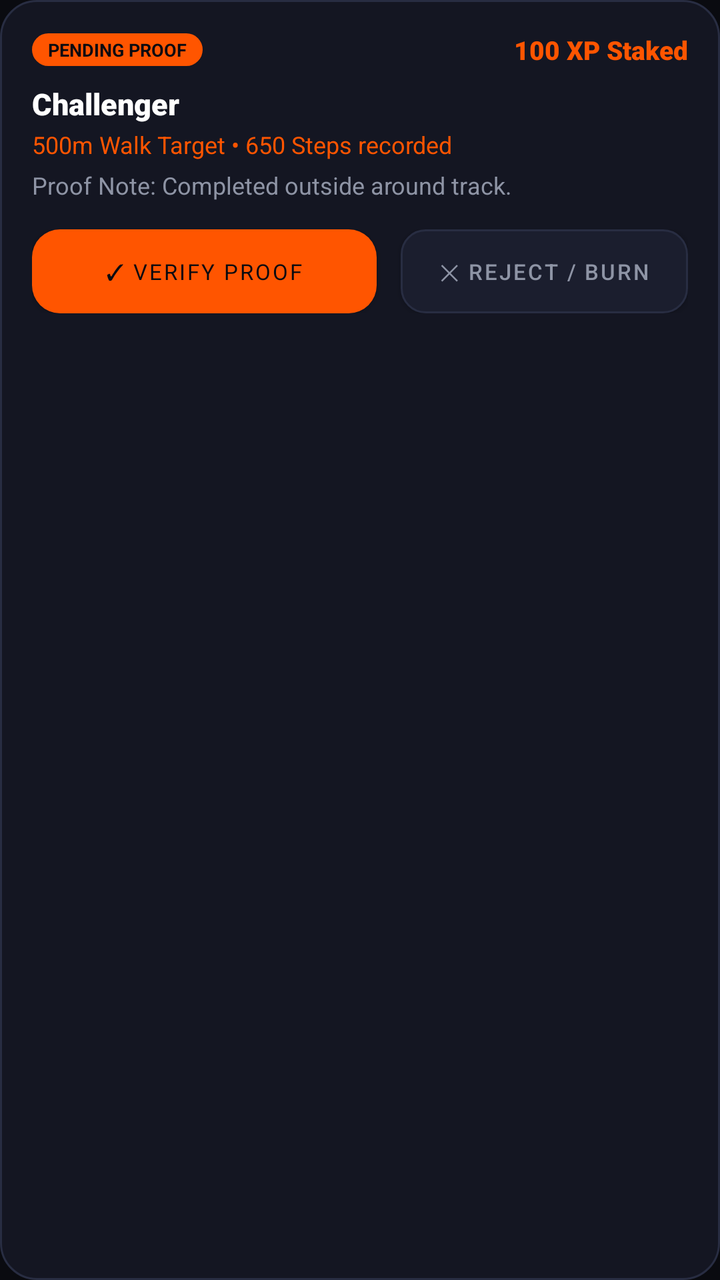
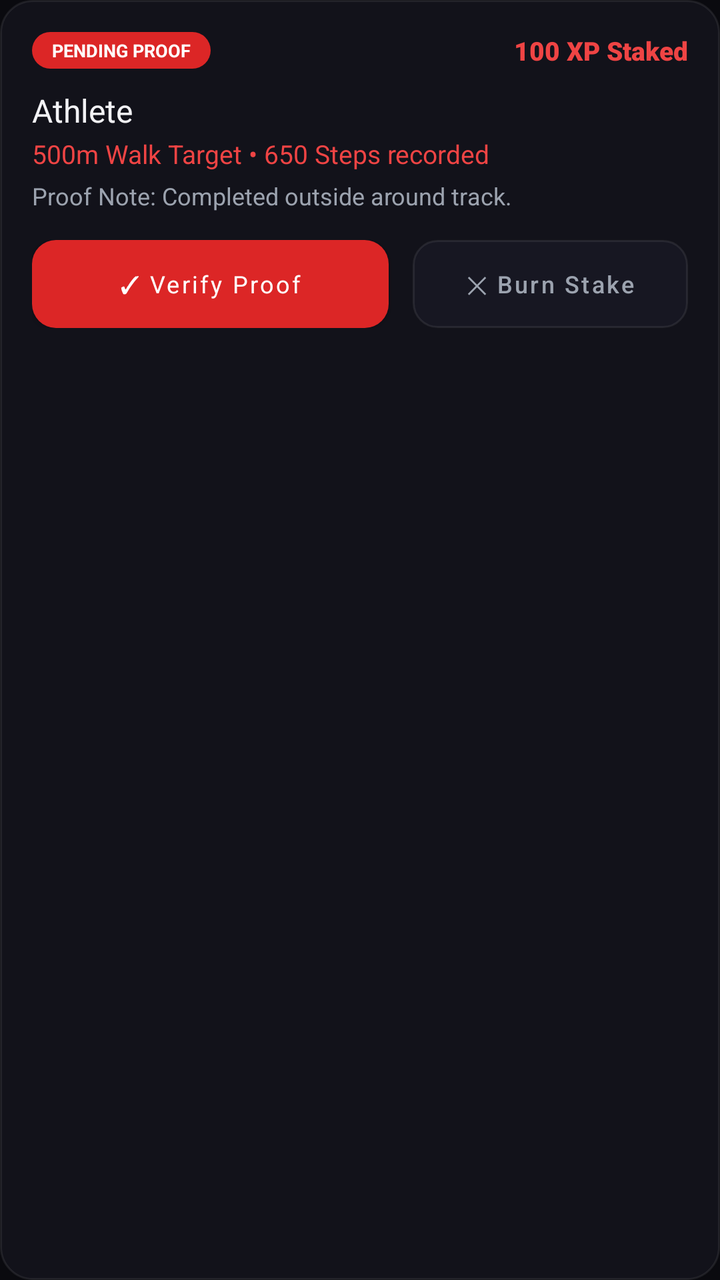

Two renders of the same Android screen: before a commit and after it. Below are the layout's source before the change and the commit's diff.
<!-- AndroidManifest.xml: application theme Theme.StreakStake -->
<!-- res/layout/item_verify_card.xml -->
<?xml version="1.0" encoding="utf-8"?>
<LinearLayout xmlns:android="http://schemas.android.com/apk/res/android"
    xmlns:app="http://schemas.android.com/apk/res-auto"
    android:layout_width="match_parent"
    android:layout_height="wrap_content"
    android:layout_marginBottom="12dp"
    android:background="@drawable/bg_card_dark"
    android:orientation="vertical"
    android:padding="16dp">

    
    <LinearLayout
        android:layout_width="match_parent"
        android:layout_height="wrap_content"
        android:gravity="center_vertical"
        android:orientation="horizontal">

        <TextView
            android:layout_width="wrap_content"
            android:layout_height="wrap_content"
            android:background="@drawable/btn_orange_rounded"
            android:paddingHorizontal="8dp"
            android:paddingVertical="2dp"
            android:text="PENDING PROOF"
            android:textColor="@color/bg_black"
            android:textSize="9sp"
            android:textStyle="bold" />

        <View
            android:layout_width="0dp"
            android:layout_height="1dp"
            android:layout_weight="1" />

        <TextView
            android:id="@+id/tvVerifyStakeXp"
            android:layout_width="wrap_content"
            android:layout_height="wrap_content"
            android:fontFamily="sans-serif-black"
            android:text="100 XP Staked"
            android:textColor="@color/brand_orange"
            android:textSize="13sp" />
    </LinearLayout>

    <TextView
        android:id="@+id/tvVerifyUser"
        android:layout_width="wrap_content"
        android:layout_height="wrap_content"
        android:layout_marginTop="8dp"
        android:fontFamily="sans-serif-black"
        android:text="Challenger"
        android:textColor="@color/text_white"
        android:textSize="15sp" />

    <TextView
        android:id="@+id/tvVerifyMetrics"
        android:layout_width="wrap_content"
        android:layout_height="wrap_content"
        android:layout_marginTop="2dp"
        android:text="500m Walk Target • 650 Steps recorded"
        android:textColor="@color/brand_orange"
        android:textSize="12sp" />

    <TextView
        android:id="@+id/tvVerifyNote"
        android:layout_width="wrap_content"
        android:layout_height="wrap_content"
        android:layout_marginTop="4dp"
        android:text="Proof Note: Completed outside around track."
        android:textColor="@color/text_gray"
        android:textSize="12sp" />

    
    <LinearLayout
        android:layout_width="match_parent"
        android:layout_height="wrap_content"
        android:layout_marginTop="14dp"
        android:orientation="horizontal">

        <Button
            android:id="@+id/btnVerifyApprove"
            android:layout_width="0dp"
            android:layout_height="42dp"
            android:layout_marginEnd="6dp"
            android:layout_weight="1.2"
            android:background="@drawable/btn_orange_rounded"
            android:fontFamily="sans-serif-bold"
            android:text="✓ VERIFY PROOF"
            android:textColor="@color/bg_black"
            android:textSize="11sp"
            app:backgroundTint="@null" />

        <Button
            android:id="@+id/btnVerifyReject"
            android:layout_width="0dp"
            android:layout_height="42dp"
            android:layout_marginStart="6dp"
            android:layout_weight="1"
            android:background="@drawable/bg_input_field"
            android:fontFamily="sans-serif-medium"
            android:text="✕ REJECT / BURN"
            android:textColor="@color/text_gray"
            android:textSize="11sp"
            app:backgroundTint="@null" />
    </LinearLayout>

</LinearLayout>
<!-- resources referenced by this layout -->
<resources>
  <color name="bg_black">#0A0B10</color>
  <color name="brand_orange">#FF5500</color>
  <color name="text_gray">#8E94A5</color>
  <color name="text_white">#FFFFFF</color>
  <!-- drawable bg_card_dark (drawable) -->
  <?xml version="1.0" encoding="utf-8"?>
  <shape xmlns:android="http://schemas.android.com/apk/res/android"
      android:shape="rectangle">
      <solid android:color="@color/surface_dark" />
      <stroke
          android:width="1dp"
          android:color="@color/border_dark" />
      <corners android:radius="18dp" />
  </shape>
  <!-- drawable bg_input_field (drawable) -->
  <?xml version="1.0" encoding="utf-8"?>
  <shape xmlns:android="http://schemas.android.com/apk/res/android"
      android:shape="rectangle">
      <solid android:color="@color/surface_dark_card" />
      <stroke
          android:width="1dp"
          android:color="@color/border_dark" />
      <corners android:radius="12dp" />
  </shape>
  <!-- drawable btn_orange_rounded (drawable) -->
  <?xml version="1.0" encoding="utf-8"?>
  <ripple xmlns:android="http://schemas.android.com/apk/res/android"
      android:color="#44FFFFFF">
      <item>
          <shape android:shape="rectangle">
              <solid android:color="@color/brand_orange" />
              <corners android:radius="14dp" />
          </shape>
      </item>
  </ripple>
  <style name="Theme.StreakStake" parent="Theme.MaterialComponents.DayNight.NoActionBar">
          
          <item name="colorPrimary">@color/brand_orange</item>
          <item name="colorPrimaryVariant">@color/brand_orange_light</item>
          <item name="colorOnPrimary">@color/text_white</item>
          
          
          <item name="android:colorBackground">@color/bg_black</item>
          <item name="colorSurface">@color/surface_dark</item>
          <item name="colorOnSurface">@color/text_white</item>
  
          
          <item name="android:statusBarColor">@color/bg_black</item>
          <item name="android:navigationBarColor">@color/bg_black</item>
          <item name="android:windowLightStatusBar">false</item>
      </style>
  <color name="surface_dark">#141622</color>
  <color name="border_dark">#282D42</color>
  <color name="surface_dark_card">#1B1E2E</color>
  <color name="brand_orange_light">#FF7722</color>
</resources>

<!-- the commit's change to res/layout/item_verify_card.xml (unified diff, before → after) -->
@@ -18,11 +18,11 @@
         <TextView
             android:layout_width="wrap_content"
             android:layout_height="wrap_content"
-            android:background="@drawable/btn_orange_rounded"
-            android:paddingHorizontal="8dp"
-            android:paddingVertical="2dp"
+            android:background="@drawable/bg_pill_chip_active"
+            android:paddingHorizontal="10dp"
+            android:paddingVertical="3dp"
             android:text="PENDING PROOF"
-            android:textColor="@color/bg_black"
+            android:textColor="@color/on_accent"
             android:textSize="9sp"
             android:textStyle="bold" />
 
@@ -37,7 +37,7 @@
             android:layout_height="wrap_content"
             android:fontFamily="sans-serif-black"
             android:text="100 XP Staked"
-            android:textColor="@color/brand_orange"
+            android:textColor="@color/accent_light"
             android:textSize="13sp" />
     </LinearLayout>
 
@@ -45,11 +45,11 @@
         android:id="@+id/tvVerifyUser"
         android:layout_width="wrap_content"
         android:layout_height="wrap_content"
-        android:layout_marginTop="8dp"
-        android:fontFamily="sans-serif-black"
-        android:text="Challenger"
-        android:textColor="@color/text_white"
-        android:textSize="15sp" />
+        android:layout_marginTop="10dp"
+        android:fontFamily="sans-serif-bold"
+        android:text="Athlete"
+        android:textColor="@color/text_primary"
+        android:textSize="16sp" />
 
     <TextView
         android:id="@+id/tvVerifyMetrics"
@@ -57,8 +57,8 @@
         android:layout_height="wrap_content"
         android:layout_marginTop="2dp"
         android:text="500m Walk Target • 650 Steps recorded"
-        android:textColor="@color/brand_orange"
-        android:textSize="12sp" />
+        android:textColor="@color/accent_light"
+        android:textSize="13sp" />
 
     <TextView
         android:id="@+id/tvVerifyNote"
@@ -66,7 +66,7 @@
         android:layout_height="wrap_content"
         android:layout_marginTop="4dp"
         android:text="Proof Note: Completed outside around track."
-        android:textColor="@color/text_gray"
+        android:textColor="@color/text_secondary"
         android:textSize="12sp" />
 
     
@@ -79,27 +79,29 @@
         <Button
             android:id="@+id/btnVerifyApprove"
             android:layout_width="0dp"
-            android:layout_height="42dp"
+            android:layout_height="44dp"
             android:layout_marginEnd="6dp"
-            android:layout_weight="1.2"
-            android:background="@drawable/btn_orange_rounded"
+            android:layout_weight="1.3"
+            android:background="@drawable/btn_accent_primary"
             android:fontFamily="sans-serif-bold"
-            android:text="✓ VERIFY PROOF"
-            android:textColor="@color/bg_black"
-            android:textSize="11sp"
+            android:text="✓ Verify Proof"
+            android:textAllCaps="false"
+            android:textColor="@color/on_accent"
+            android:textSize="12sp"
             app:backgroundTint="@null" />
 
         <Button
             android:id="@+id/btnVerifyReject"
             android:layout_width="0dp"
-            android:layout_height="42dp"
+            android:layout_height="44dp"
             android:layout_marginStart="6dp"
             android:layout_weight="1"
-            android:background="@drawable/bg_input_field"
+            android:background="@drawable/btn_outlined_hairline"
             android:fontFamily="sans-serif-medium"
-            android:text="✕ REJECT / BURN"
-            android:textColor="@color/text_gray"
-            android:textSize="11sp"
+            android:text="✕ Burn Stake"
+            android:textAllCaps="false"
+            android:textColor="@color/text_secondary"
+            android:textSize="12sp"
             app:backgroundTint="@null" />
     </LinearLayout>
 
<!-- resource entries referenced after the edit -->
@@ -1,59 +1,64 @@
 <!-- resources referenced by this layout -->
 <resources>
-  <color name="bg_black">#0A0B10</color>
-  <color name="brand_orange">#FF5500</color>
-  <color name="text_gray">#8E94A5</color>
-  <color name="text_white">#FFFFFF</color>
+  <color name="accent_light">#EF4444</color>
+  <color name="on_accent">#FFFFFF</color>
+  <color name="text_primary">#F2F2F5</color>
+  <color name="text_secondary">#9CA3AF</color>
   <!-- drawable bg_card_dark (drawable) -->
   <?xml version="1.0" encoding="utf-8"?>
   <shape xmlns:android="http://schemas.android.com/apk/res/android"
       android:shape="rectangle">
-      <solid android:color="@color/surface_dark" />
+      <solid android:color="@color/surface" />
+      <corners android:radius="16dp" />
       <stroke
           android:width="1dp"
-          android:color="@color/border_dark" />
-      <corners android:radius="18dp" />
+          android:color="@color/hairline" />
   </shape>
-  <!-- drawable bg_input_field (drawable) -->
+  <!-- drawable bg_pill_chip_active (drawable) -->
   <?xml version="1.0" encoding="utf-8"?>
   <shape xmlns:android="http://schemas.android.com/apk/res/android"
       android:shape="rectangle">
-      <solid android:color="@color/surface_dark_card" />
+      <solid android:color="@color/accent" />
+      <corners android:radius="999dp" />
+  </shape>
+  <!-- drawable btn_accent_primary (drawable) -->
+  <?xml version="1.0" encoding="utf-8"?>
+  <shape xmlns:android="http://schemas.android.com/apk/res/android"
+      android:shape="rectangle">
+      <solid android:color="@color/accent" />
+      <corners android:radius="12dp" />
+  </shape>
+  <!-- drawable btn_outlined_hairline (drawable) -->
+  <?xml version="1.0" encoding="utf-8"?>
+  <shape xmlns:android="http://schemas.android.com/apk/res/android"
+      android:shape="rectangle">
+      <solid android:color="@color/surface_high" />
+      <corners android:radius="12dp" />
       <stroke
           android:width="1dp"
-          android:color="@color/border_dark" />
-      <corners android:radius="12dp" />
+          android:color="@color/hairline" />
   </shape>
-  <!-- drawable btn_orange_rounded (drawable) -->
-  <?xml version="1.0" encoding="utf-8"?>
-  <ripple xmlns:android="http://schemas.android.com/apk/res/android"
-      android:color="#44FFFFFF">
-      <item>
-          <shape android:shape="rectangle">
-              <solid android:color="@color/brand_orange" />
-              <corners android:radius="14dp" />
-          </shape>
-      </item>
-  </ripple>
   <style name="Theme.StreakStake" parent="Theme.MaterialComponents.DayNight.NoActionBar">
           
-          <item name="colorPrimary">@color/brand_orange</item>
-          <item name="colorPrimaryVariant">@color/brand_orange_light</item>
-          <item name="colorOnPrimary">@color/text_white</item>
+          <item name="colorPrimary">@color/accent</item>
+          <item name="colorPrimaryVariant">@color/accent_dark</item>
+          <item name="colorOnPrimary">@color/on_accent</item>
           
           
-          <item name="android:colorBackground">@color/bg_black</item>
-          <item name="colorSurface">@color/surface_dark</item>
-          <item name="colorOnSurface">@color/text_white</item>
+          <item name="android:colorBackground">@color/bg_base</item>
+          <item name="colorSurface">@color/surface</item>
+          <item name="colorOnSurface">@color/text_primary</item>
   
           
-          <item name="android:statusBarColor">@color/bg_black</item>
-          <item name="android:navigationBarColor">@color/bg_black</item>
+          <item name="android:statusBarColor">@color/bg_base</item>
+          <item name="android:navigationBarColor">@color/bg_base</item>
           <item name="android:windowLightStatusBar">false</item>
       </style>
-  <color name="surface_dark">#141622</color>
-  <color name="border_dark">#282D42</color>
-  <color name="surface_dark_card">#1B1E2E</color>
-  <color name="brand_orange_light">#FF7722</color>
+  <color name="surface">#12121A</color>
+  <color name="hairline">#14FFFFFF</color>
+  <color name="accent">#DC2626</color>
+  <color name="surface_high">#171722</color>
+  <color name="accent_dark">#B91C1C</color>
+  <color name="bg_base">#0A0A0F</color>
 </resources>
 
